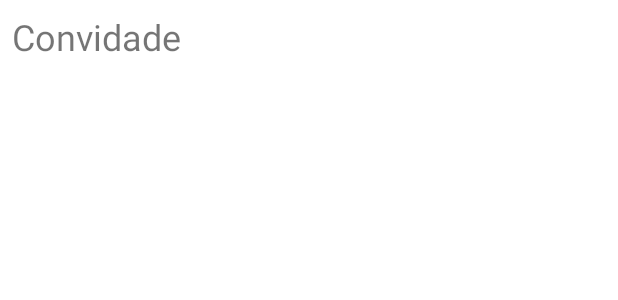
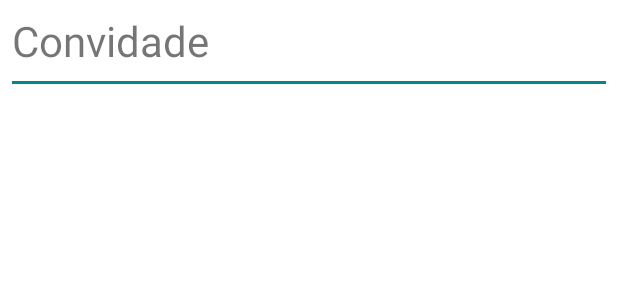
Before and after one commit to jotape-exe/guests-management-android-app, an Android app: the layout row_guest.xml on its own in the app's theme, with its tools: preview values and no code run, on a phone screen of 412 x 824 dp. Shown: the top 300 px of the screen. Run offline under Robolectric (Android 15) with nearby library versions, the phone set to English and light mode, and no system bars; Roboto replaces fonts that are not available here.

Commit message:
row design modification

```diff
--- a/app/src/main/res/layout/row_guest.xml
+++ b/app/src/main/res/layout/row_guest.xml
@@ -1,17 +1,24 @@
 <?xml version="1.0" encoding="utf-8"?>
 <androidx.constraintlayout.widget.ConstraintLayout xmlns:android="http://schemas.android.com/apk/res/android"
     xmlns:app="http://schemas.android.com/apk/res-auto"
-    android:layout_width="wrap_content"
+    android:layout_width="match_parent"
     android:padding="8dp"
     android:layout_height="wrap_content">
 
     <TextView
         android:id="@+id/text_name"
-        android:layout_width="wrap_content"
+        android:layout_width="match_parent"
         android:layout_height="wrap_content"
         android:text="Convidade"
-        android:textSize="24sp"
+        android:textSize="28sp"
         app:layout_constraintStart_toStartOf="parent"
         app:layout_constraintTop_toTopOf="parent" />
+    <View
+        android:id="@+id/view_bottom"
+        app:layout_constraintTop_toBottomOf="@+id/text_name"
+        android:background="@color/teal_700"
+        android:layout_marginTop="8dp"
+        android:layout_width="match_parent"
+        android:layout_height="2dp"/>
 
 </androidx.constraintlayout.widget.ConstraintLayout>
```
